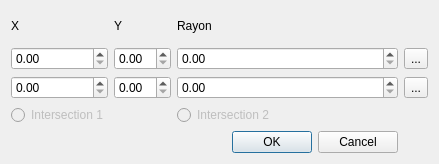
Before: the Qt Designer form src/ui/cogo/intersection2circles.ui in qgis/QGIS, drawn with Qt 5.
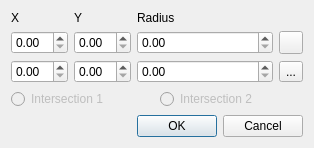
After: the same form once the commit is applied. Icons and pictures are not drawn. Custom widgets are drawn as their Qt base class.

```diff
--- a/src/ui/cogo/intersection2circles.ui
+++ b/src/ui/cogo/intersection2circles.ui
@@ -1,68 +1,108 @@
 <?xml version="1.0" encoding="UTF-8"?>
 <ui version="4.0">
  <class>QgsIntersection2Circles</class>
- <widget class="QWidget" name="QgsIntersection2Circles">
+ <widget class="QDialog" name="QgsIntersection2Circles">
   <property name="geometry">
    <rect>
     <x>0</x>
     <y>0</y>
-    <width>439</width>
+    <width>426</width>
     <height>164</height>
    </rect>
   </property>
   <property name="windowTitle">
    <string>Form</string>
   </property>
-  <layout class="QGridLayout" name="gridLayout">
-   <item row="0" column="4">
-    <widget class="QLabel" name="label_3">
-     <property name="text">
-      <string>Rayon</string>
-     </property>
-    </widget>
-   </item>
-   <item row="1" column="2">
-    <widget class="QgsDoubleSpinBox" name="mY1"/>
-   </item>
-   <item row="1" column="5">
-    <widget class="QToolButton" name="mSelectCenter1">
-     <property name="text">
-      <string>...</string>
-     </property>
-    </widget>
-   </item>
-   <item row="0" column="2">
-    <widget class="QLabel" name="label">
-     <property name="text">
-      <string>Y</string>
-     </property>
-    </widget>
-   </item>
-   <item row="2" column="4">
-    <widget class="QgsDoubleSpinBox" name="mRadius2"/>
-   </item>
+  <layout class="QGridLayout" name="gridLayout_2">
+   <property name="sizeConstraint">
+    <enum>QLayout::SetFixedSize</enum>
+   </property>
    <item row="0" column="0">
-    <widget class="QLabel" name="label_2">
+    <widget class="QLabel" name="labelX">
      <property name="text">
       <string>X</string>
      </property>
     </widget>
    </item>
-   <item row="1" column="4">
+   <item row="0" column="1">
+    <widget class="QLabel" name="labelY">
+     <property name="text">
+      <string>Y</string>
+     </property>
+    </widget>
+   </item>
+   <item row="0" column="2">
+    <widget class="QLabel" name="labelRadius">
+     <property name="text">
+      <string>Radius</string>
+     </property>
+    </widget>
+   </item>
+   <item row="1" column="0">
+    <widget class="QgsDoubleSpinBox" name="mX1"/>
+   </item>
+   <item row="1" column="1">
+    <widget class="QgsDoubleSpinBox" name="mY1"/>
+   </item>
+   <item row="1" column="2">
     <widget class="QgsDoubleSpinBox" name="mRadius1">
      <property name="minimum">
       <double>0.000000000000000</double>
      </property>
     </widget>
    </item>
-   <item row="2" column="5">
+   <item row="1" column="3">
+    <widget class="QToolButton" name="mSelectCenter1">
+     <property name="text">
+      <string/>
+     </property>
+     <property name="icon">
+      <iconset resource="../../../images/images.qrc">
+       <normaloff>:/images/themes/default/mActionMoveFeatureCopyPoint.svg</normaloff>:/images/themes/default/mActionMoveFeatureCopyPoint.svg</iconset>
+     </property>
+    </widget>
+   </item>
+   <item row="2" column="0">
+    <widget class="QgsDoubleSpinBox" name="mX2"/>
+   </item>
+   <item row="2" column="1">
+    <widget class="QgsDoubleSpinBox" name="mY2"/>
+   </item>
+   <item row="2" column="2">
+    <widget class="QgsDoubleSpinBox" name="mRadius2"/>
+   </item>
+   <item row="2" column="3">
     <widget class="QToolButton" name="mSelectCenter2">
      <property name="text">
       <string>...</string>
      </property>
     </widget>
    </item>
-   <item row="4" column="4">
+   <item row="3" column="0" colspan="4">
+    <layout class="QGridLayout" name="gridLayout">
+     <item row="0" column="0">
+      <widget class="QRadioButton" name="mIntersection1">
+       <property name="enabled">
+        <bool>false</bool>
+       </property>
+       <property name="text">
+        <string>Intersection 1</string>
+       </property>
+      </widget>
+     </item>
+     <item row="0" column="1">
+      <widget class="QRadioButton" name="mIntersection2">
+       <property name="enabled">
+        <bool>false</bool>
+       </property>
+       <property name="text">
+        <string>Intersection 2</string>
+       </property>
+      </widget>
+     </item>
+    </layout>
+   </item>
+   <item row="4" column="2" colspan="2">
     <widget class="QDialogButtonBox" name="mButtonBox">
      <property name="orientation">
       <enum>Qt::Horizontal</enum>
@@ -72,35 +112,6 @@
      </property>
     </widget>
    </item>
-   <item row="3" column="0">
-    <widget class="QRadioButton" name="mIntersection1">
-     <property name="enabled">
-      <bool>false</bool>
-     </property>
-     <property name="text">
-      <string>Intersection 1</string>
-     </property>
-    </widget>
-   </item>
-   <item row="3" column="4">
-    <widget class="QRadioButton" name="mIntersection2">
-     <property name="enabled">
-      <bool>false</bool>
-     </property>
-     <property name="text">
-      <string>Intersection 2</string>
-     </property>
-    </widget>
-   </item>
-   <item row="1" column="0">
-    <widget class="QgsDoubleSpinBox" name="mX1"/>
-   </item>
-   <item row="2" column="0">
-    <widget class="QgsDoubleSpinBox" name="mX2"/>
-   </item>
-   <item row="2" column="2">
-    <widget class="QgsDoubleSpinBox" name="mY2"/>
-   </item>
   </layout>
  </widget>
  <customwidgets>
```
Left out of the diff: 45 changed lines with no effect on the pictures.
